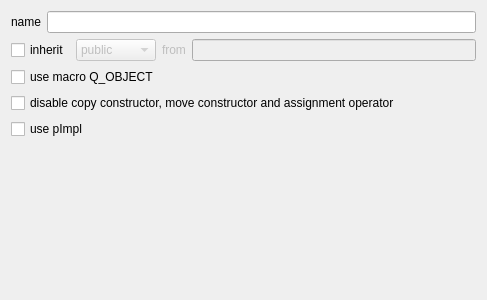
Above: CodeCreator/Class.ui from Ulle84/UllesSourceCode before the change. Below: the same form after it.
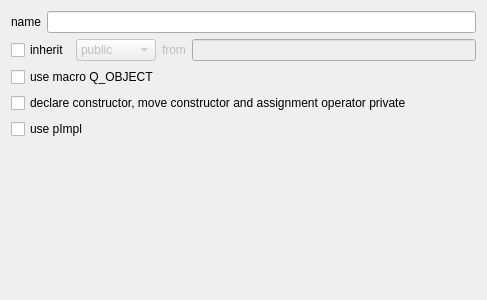
That is the form after the change.

Diff of the .ui file:
```diff
--- a/CodeCreator/Class.ui
+++ b/CodeCreator/Class.ui
@@ -99,7 +99,7 @@
    <item>
     <widget class="QCheckBox" name="checkBoxDisableCopy">
      <property name="text">
-      <string>disable copy constructor, move constructor and assignment operator</string>
+      <string>declare constructor, move constructor and assignment operator private</string>
      </property>
     </widget>
    </item>
```
Left out of the diff: 11 changed lines with no effect on the pictures.
